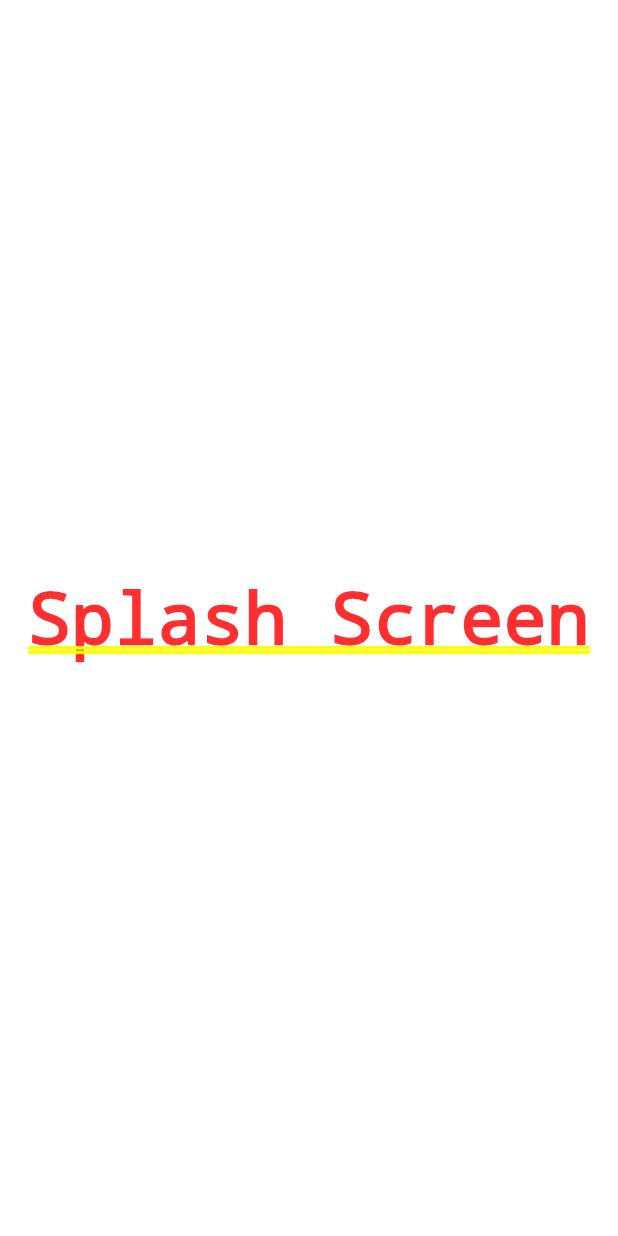
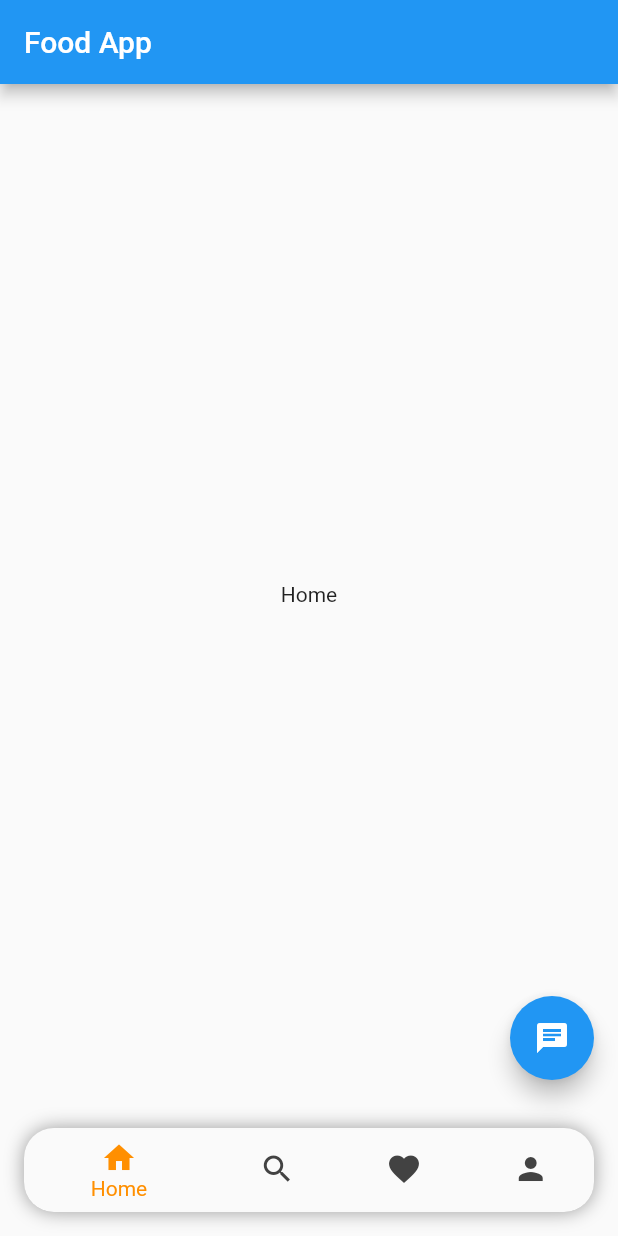
Before and after one commit to NabinRai4017/FoodApp, a Flutter app: the screen it shows after launch, on a phone screen of 412 x 824 dp. Run offline on Flutter 3.47's test engine with Material 2 defaults, Android fonts, the phone set to English and light mode, and no system bars; our stand-ins replace flutter_redux, redux; missing offline and left inert: redux_logging.

Commit message:
home view bottom added

```diff
--- /dev/null
+++ b/lib/component/app_life_cycle.dart
@@ -0,0 +1,37 @@
+import 'package:flutter/foundation.dart';
+import 'package:flutter/material.dart';
+
+class AppLifeCycle extends StatefulWidget {
+  const AppLifeCycle({Key? key, required this.child}) : super(key: key);
+  final Widget child;
+  @override
+  State<AppLifeCycle> createState() => _AppLifeCycleState();
+}
+
+class _AppLifeCycleState extends State<AppLifeCycle>
+    with WidgetsBindingObserver {
+  @override
+  void initState() {
+    super.initState();
+    WidgetsBinding.instance.addObserver(this);
+  }
+
+  @override
+  void dispose() {
+    WidgetsBinding.instance.removeObserver(this);
+    super.dispose();
+  }
+
+  @override
+  void didChangeAppLifecycleState(AppLifecycleState state) {
+    super.didChangeAppLifecycleState(state);
+    if (kDebugMode) {
+      print('AppLifecycleState: $state');
+    }
+  }
+
+  @override
+  Widget build(BuildContext context) {
+    return widget.child;
+  }
+}
--- /dev/null
+++ b/lib/component/screen/help_chat.dart
@@ -0,0 +1,15 @@
+import 'package:flutter/material.dart';
+
+class HelpChat extends StatefulWidget {
+  const HelpChat({Key? key}) : super(key: key);
+
+  @override
+  State<HelpChat> createState() => _HelpChatState();
+}
+
+class _HelpChatState extends State<HelpChat> {
+  @override
+  Widget build(BuildContext context) {
+    return Container();
+  }
+}
--- /dev/null
+++ b/lib/component/screen/home_screen.dart
@@ -0,0 +1,62 @@
+import 'package:flutter/material.dart';
+
+class HomeScreen extends StatefulWidget {
+  const HomeScreen({Key? key}) : super(key: key);
+
+  @override
+  State<HomeScreen> createState() => _HomeScreenState();
+}
+
+class _HomeScreenState extends State<HomeScreen> {
+  int _selectedIndex = 0;
+
+  void _onItemTapped(int index) {
+    setState(() {
+      _selectedIndex = index;
+    });
+  }
+
+  @override
+  Widget build(BuildContext context) {
+    return Scaffold(
+      appBar: AppBar(
+        title: const Text('Food App'),
+      ),
+      body: const Center(child: Text('Home')),
+      floatingActionButton: FloatingActionButton(
+        onPressed: () => {},
+        tooltip: 'Help?',
+        child: const Icon(Icons.chat),
+      ),
+      bottomNavigationBar: Padding(
+        padding: const EdgeInsets.all(16),
+        child: Container(
+          decoration: const BoxDecoration(
+            borderRadius: BorderRadius.all(Radius.circular(20)),
+            boxShadow: <BoxShadow>[
+              BoxShadow(color: Colors.black38, spreadRadius: 0, blurRadius: 10),
+            ],
+          ),
+          child: ClipRRect(
+            borderRadius: const BorderRadius.all(Radius.circular(20)),
+            child: BottomNavigationBar(
+              items: const <BottomNavigationBarItem>[
+                BottomNavigationBarItem(icon: Icon(Icons.home), label: "Home"),
+                BottomNavigationBarItem(
+                    icon: Icon(Icons.search), label: "Search"),
+                BottomNavigationBarItem(
+                    icon: Icon(Icons.favorite), label: "Favorite"),
+                BottomNavigationBarItem(
+                    icon: Icon(Icons.person), label: "Profile")
+              ],
+              currentIndex: _selectedIndex,
+              selectedItemColor: Colors.amber[800],
+              unselectedItemColor: Colors.grey[800],
+              onTap: _onItemTapped,
+            ),
+          ),
+        ),
+      ),
+    );
+  }
+}
--- a/lib/component/screen/splash.dart
+++ /dev/null
@@ -1,12 +0,0 @@
-import 'package:flutter/material.dart';
-
-class Splash extends StatelessWidget {
-  const Splash({Key? key}) : super(key: key);
-
-  @override
-  Widget build(BuildContext context) {
-    return const Center(
-      child: Text("Splash Screen")
-    );
-  }
-}
--- a/lib/main.dart
+++ b/lib/main.dart
@@ -1,5 +1,6 @@
 import 'package:flutter/material.dart';
-import 'package:food_app/component/screen/splash.dart';
+import 'package:food_app/component/app_life_cycle.dart';
+import 'package:food_app/component/screen/home_screen.dart';
 import 'package:food_app/reducer/app_reducer.dart';
 import 'model/state/app_state.dart';
 import 'package:redux_logging/redux_logging.dart';
@@ -25,13 +26,14 @@ class FoodApp extends StatelessWidget {
 
     return StoreProvider(
         store: store,
-        child: const MaterialApp(
+        child: const AppLifeCycle(
+            child: MaterialApp(
                 debugShowCheckedModeBanner: false,
                 routes: {
                   // AppRoutes.home: (context) => HomeScreen(),
                   // AppRoutes.register: (context) => RegisterScreen(),
                   // AppRoutes.login: (context) => LoginScreen(),
                 },
-            home: Splash()));
+                home: HomeScreen())));
   }
 }
```
Lines whose indentation alone changed are shown as unchanged.
